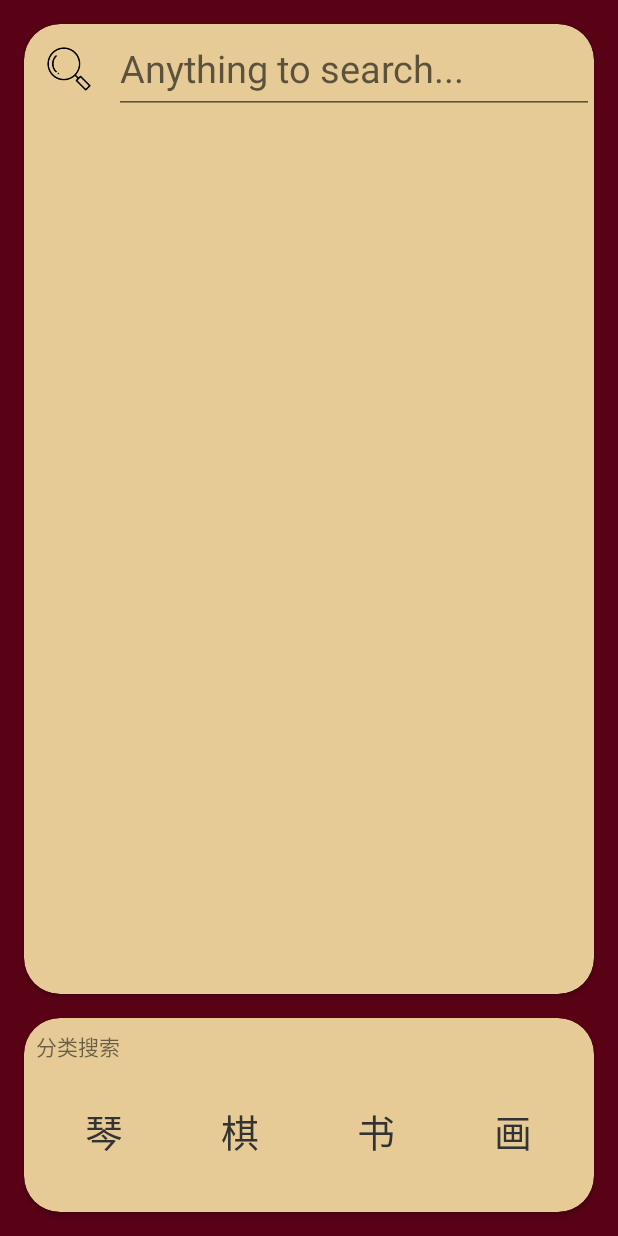
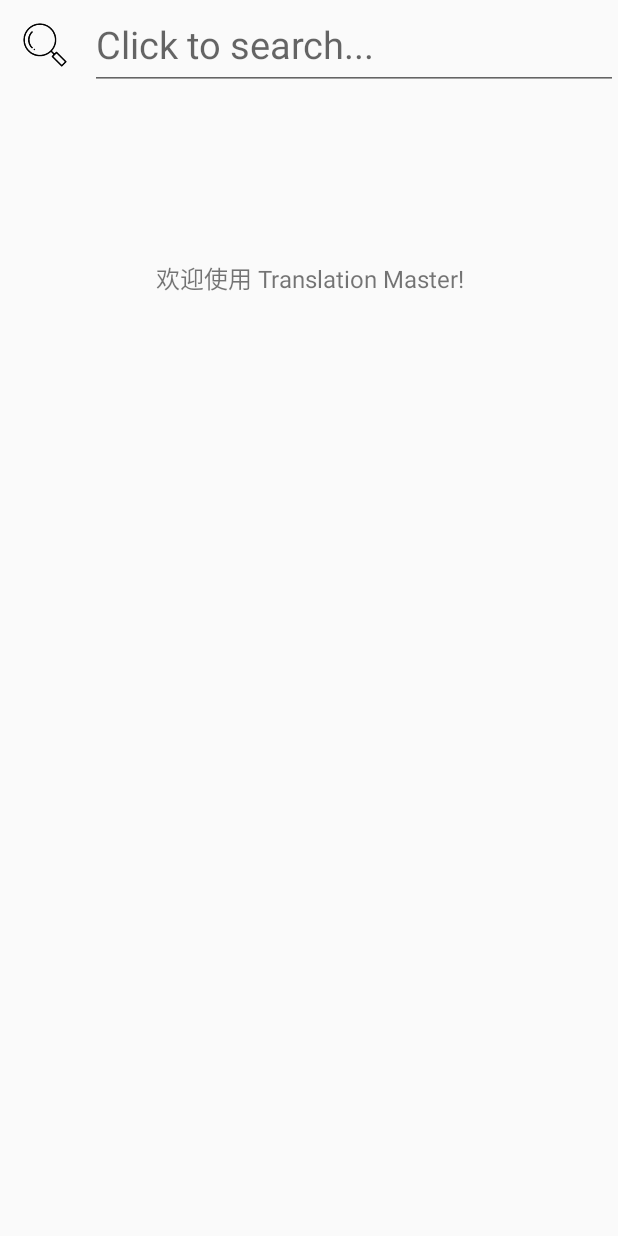
Before and after one commit to RainkQ/Tradislation, an Android app: the screen it shows after launch (MainActivity before the commit, WelcomeActivity after it), on a phone screen of 412 x 824 dp. Run offline under Robolectric (Android 15) with nearby library versions, the phone set to English and light mode, and no system bars; libraries missing offline, so code that uses them is left out: com.jaeger.library, org.litepal; 8 statements that could not run were skipped.

Commit message:
暴力修复第一次不显示问题
暴力修复第一次不显示问题，增加Welcome界面，更正APP英文名

```diff
--- a/app/src/main/AndroidManifest.xml
+++ b/app/src/main/AndroidManifest.xml
@@ -2,8 +2,7 @@
 <manifest xmlns:android="http://schemas.android.com/apk/res/android"
     package="tk.tnicy.tradislation">
 
-
-    <uses-permission android:name="android.permission.INTERNET"/>
+    <uses-permission android:name="android.permission.INTERNET" />
 
     <application
         android:name="org.litepal.LitePalApplication"
@@ -15,15 +14,15 @@
         android:theme="@style/AppTheme">
         <activity android:name=".activities.MainActivity">
             <intent-filter>
-                <action android:name="android.intent.action.MAIN"/>
+                <action android:name="android.intent.action.MAIN" />
 
-                <category android:name="android.intent.category.LAUNCHER"/>
+                <category android:name="android.intent.category.LAUNCHER" />
             </intent-filter>
         </activity>
-        <activity android:name=".activities.TypeActivity">
-        </activity>
-        <activity android:name=".activities.DetailActivity">
-        </activity>
+        <activity android:name=".activities.TypeActivity" />
+        <activity android:name=".activities.DetailActivity" />
+        <activity android:name=".activities.WelcomeActivity"></activity>
+        <activity android:name=".activities.EmptyActivity"></activity>
     </application>
 
 </manifest>
--- a/app/src/main/java/tk/tnicy/tradislation/activities/MainActivity.java
+++ b/app/src/main/java/tk/tnicy/tradislation/activities/MainActivity.java
@@ -49,17 +49,20 @@ public class MainActivity extends BaseActivity {
 
     TranslationRecyclerViewAdapter adapter;
 
+    static private Boolean createOrNot=true;
     @Override
     protected void onCreate(Bundle savedInstanceState) {
         super.onCreate(savedInstanceState);
         setContentView(R.layout.activity_main);
-
-
         init();
-
-
+        if(createOrNot) {
+            createOrNot=false;
+            Intent intent=new Intent(MainActivity.this,WelcomeActivity.class);
+            startActivity(intent);
+            finish();
+            onCreate(null);
+        }
     }
-
     void init() {
 
         /////////////////////////////////////
@@ -165,4 +168,11 @@ public class MainActivity extends BaseActivity {
         Log.e(TAG, "dispatchTouchEvent: touched");
         return super.dispatchTouchEvent(ev);
     }
+
+	@Override
+    public void onBackPressed(){
+    finish();
+    super.onBackPressed();
+    return;
 }
+}
--- /dev/null
+++ b/app/src/main/java/tk/tnicy/tradislation/activities/WelcomeActivity.java
@@ -0,0 +1,57 @@
+package tk.tnicy.tradislation.activities;
+
+import android.app.Activity;
+import android.content.Intent;
+import android.support.v4.app.ActivityOptionsCompat;
+import android.support.v7.app.AppCompatActivity;
+import android.os.Bundle;
+import android.view.View;
+import android.view.Window;
+import android.widget.EditText;
+
+import java.util.Timer;
+import java.util.TimerTask;
+
+import tk.tnicy.tradislation.R;
+
+public class WelcomeActivity extends Activity {
+    EditText editText;
+
+    @Override
+    protected void onCreate(Bundle savedInstanceState) {
+        super.onCreate(savedInstanceState);
+        getWindow().requestFeature(Window.FEATURE_CONTENT_TRANSITIONS);
+        getWindow().requestFeature(Window.FEATURE_ACTIVITY_TRANSITIONS);
+        setContentView(R.layout.activity_welcome);
+
+        init();
+    }
+    void init(){
+        editText = findViewById(R.id.search_text);
+        editText.setOnFocusChangeListener(new View.OnFocusChangeListener(){
+            @Override
+            public void onFocusChange(View view, boolean b) {
+                if (b){
+                    Intent intent=new Intent(WelcomeActivity.this,MainActivity.class);
+                    ActivityOptionsCompat options = ActivityOptionsCompat
+                            .makeSceneTransitionAnimation(WelcomeActivity.this,
+                                    editText,"EditText");
+                    startActivity(intent,options.toBundle());
+                    finish();
+                    /*Timer timer=new Timer();
+                    TimerTask task = new TimerTask() {
+                        @Override
+                        public void run() {
+                            finish();
+                        }
+                    };
+                    timer.schedule(task,0,5000);*/
+
+                }else{
+
+                }
+
+            }
+        });
+    }
+}
--- a/app/src/main/res/layout/activity_main.xml
+++ b/app/src/main/res/layout/activity_main.xml
@@ -48,6 +48,7 @@
                         android:layout_height="60dp"
                         android:imeOptions="actionSearch"
                         android:inputType="text"/>
+						android:transitionName="EditText"
 
             </LinearLayout>
 
--- /dev/null
+++ b/app/src/main/res/layout/activity_welcome.xml
@@ -0,0 +1,48 @@
+<?xml version="1.0" encoding="utf-8"?>
+<LinearLayout xmlns:android="http://schemas.android.com/apk/res/android"
+    xmlns:app="http://schemas.android.com/apk/res-auto"
+    xmlns:tools="http://schemas.android.com/tools"
+    android:layout_width="match_parent"
+    android:layout_height="match_parent"
+    android:background="?android:attr/colorBackground"
+    android:orientation="vertical"
+    tools:context=".activities.MainActivity">
+
+    <LinearLayout
+        android:layout_width="match_parent"
+        android:layout_height="wrap_content"
+        android:focusable="true"
+        android:focusableInTouchMode="true">
+
+        <ImageView
+            android:id="@+id/first_search_img"
+            android:layout_width="60dp"
+            android:layout_height="60dp"
+            android:background="@drawable/search_black" />
+
+        <EditText
+            android:id="@+id/search_text"
+            android:layout_width="match_parent"
+            android:layout_height="match_parent"
+            android:hint="Click to search..."
+            android:imeOptions="actionDone"
+            android:inputType="text"
+            android:maxLines="1"
+            android:textSize="25sp"
+            android:transitionName="EditText" />
+
+    </LinearLayout>
+
+    <TextView
+        android:id="@+id/textView3"
+        android:layout_width="match_parent"
+        android:layout_height="251dp"
+        android:layout_gravity="center_vertical"
+        android:gravity="center_horizontal|center"
+        android:text="欢迎使用
+Translation Master!"
+        android:textSize="16sp"
+
+        />
+
+</LinearLayout>
--- a/app/src/main/res/values/strings.xml
+++ b/app/src/main/res/values/strings.xml
@@ -1,3 +1,3 @@
 <resources>
-    <string name="app_name">Tradislation</string>
+    <string name="app_name">Translation</string>
 </resources>
--- a/app/src/main/res/values/styles.xml
+++ b/app/src/main/res/values/styles.xml
@@ -7,7 +7,7 @@
         <item name="colorPrimaryDark">@color/colorPrimaryDark</item>
         <item name="colorAccent">@color/colorAccent</item>
 
-        <item name="android:windowBackground">@color/transparent</item>
+        <item name="android:windowBackground">@android:color/transparent</item>
         <item name="android:windowNoTitle">true</item>
         <item name="android:windowIsTranslucent">true</item>
 
@@ -15,6 +15,10 @@
 
         <!--<item name="android:windowEnterTransition">@transition/activity_anmi_fade</item>-->
         <!--<item name="android:windowExitTransition">@transition/activity_anmi_fade</item>-->
+        <!-- enable window content transitions -->
+        <item name="android:windowContentTransitions">true</item>
+        <item name="android:windowActivityTransitions">true</item>
+
     </style>
 
 </resources>
```
Lines whose indentation alone changed are shown as unchanged.
